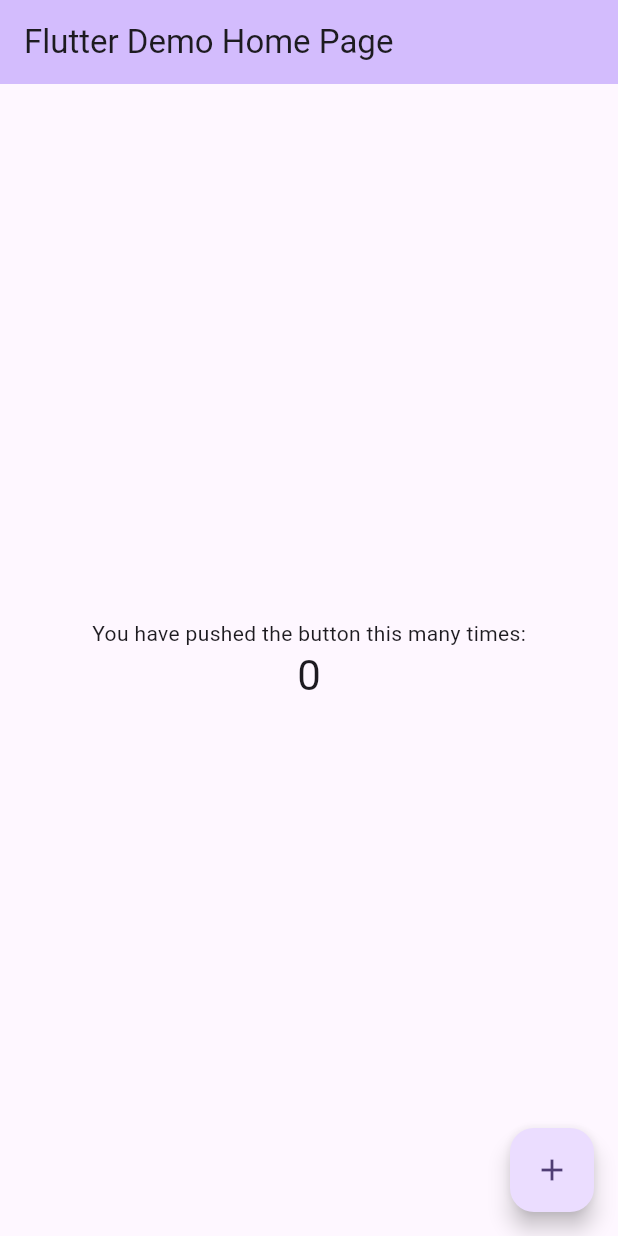
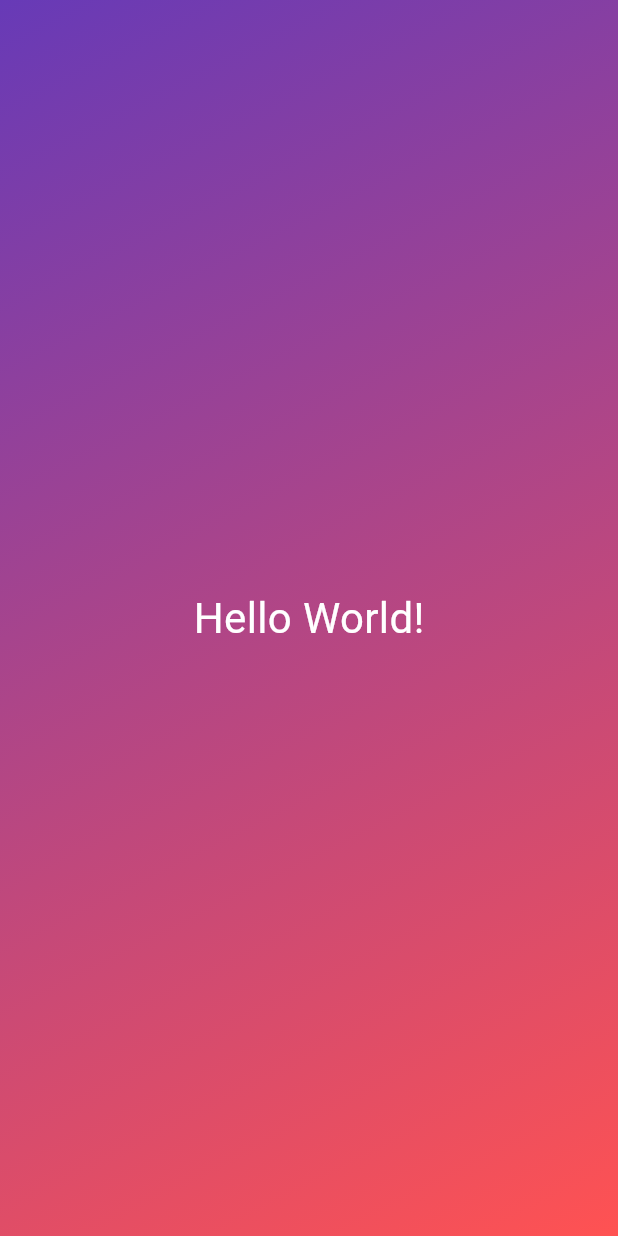
Before and after one commit to prechak/flutter_first_app, a Flutter app: the screen it shows after launch, on a phone screen of 412 x 824 dp. Run offline on Flutter 3.47's test engine with Material 3 defaults, Android fonts, the phone set to English and light mode, and no system bars.

Commit message:
feat: first hello world app

```diff
--- a/lib/main.dart
+++ b/lib/main.dart
@@ -1,125 +1,31 @@
 import 'package:flutter/material.dart';
 
 void main() {
-  runApp(const MyApp());
-}
-
-class MyApp extends StatelessWidget {
-  const MyApp({super.key});
-
-  // This widget is the root of your application.
-  @override
-  Widget build(BuildContext context) {
-    return MaterialApp(
-      title: 'Flutter Demo',
-      theme: ThemeData(
-        // This is the theme of your application.
-        //
-        // TRY THIS: Try running your application with "flutter run". You'll see
-        // the application has a purple toolbar. Then, without quitting the app,
-        // try changing the seedColor in the colorScheme below to Colors.green
-        // and then invoke "hot reload" (save your changes or press the "hot
-        // reload" button in a Flutter-supported IDE, or press "r" if you used
-        // the command line to start the app).
-        //
-        // Notice that the counter didn't reset back to zero; the application
-        // state is not lost during the reload. To reset the state, use hot
-        // restart instead.
-        //
-        // This works for code too, not just values: Most code changes can be
-        // tested with just a hot reload.
-        colorScheme: ColorScheme.fromSeed(seedColor: Colors.deepPurple),
-        useMaterial3: true,
-      ),
-      home: const MyHomePage(title: 'Flutter Demo Home Page'),
-    );
-  }
-}
-
-class MyHomePage extends StatefulWidget {
-  const MyHomePage({super.key, required this.title});
-
-  // This widget is the home page of your application. It is stateful, meaning
-  // that it has a State object (defined below) that contains fields that affect
-  // how it looks.
-
-  // This class is the configuration for the state. It holds the values (in this
-  // case the title) provided by the parent (in this case the App widget) and
-  // used by the build method of the State. Fields in a Widget subclass are
-  // always marked "final".
-
-  final String title;
-
-  @override
-  State<MyHomePage> createState() => _MyHomePageState();
-}
-
-class _MyHomePageState extends State<MyHomePage> {
-  int _counter = 0;
-
-  void _incrementCounter() {
-    setState(() {
-      // This call to setState tells the Flutter framework that something has
-      // changed in this State, which causes it to rerun the build method below
-      // so that the display can reflect the updated values. If we changed
-      // _counter without calling setState(), then the build method would not be
-      // called again, and so nothing would appear to happen.
-      _counter++;
-    });
-  }
-
-  @override
-  Widget build(BuildContext context) {
-    // This method is rerun every time setState is called, for instance as done
-    // by the _incrementCounter method above.
-    //
-    // The Flutter framework has been optimized to make rerunning build methods
-    // fast, so that you can just rebuild anything that needs updating rather
-    // than having to individually change instances of widgets.
-    return Scaffold(
-      appBar: AppBar(
-        // TRY THIS: Try changing the color here to a specific color (to
-        // Colors.amber, perhaps?) and trigger a hot reload to see the AppBar
-        // change color while the other colors stay the same.
-        backgroundColor: Theme.of(context).colorScheme.inversePrimary,
-        // Here we take the value from the MyHomePage object that was created by
-        // the App.build method, and use it to set our appbar title.
-        title: Text(widget.title),
-      ),
-      body: Center(
-        // Center is a layout widget. It takes a single child and positions it
-        // in the middle of the parent.
-        child: Column(
-          // Column is also a layout widget. It takes a list of children and
-          // arranges them vertically. By default, it sizes itself to fit its
-          // children horizontally, and tries to be as tall as its parent.
-          //
-          // Column has various properties to control how it sizes itself and
-          // how it positions its children. Here we use mainAxisAlignment to
-          // center the children vertically; the main axis here is the vertical
-          // axis because Columns are vertical (the cross axis would be
-          // horizontal).
-          //
-          // TRY THIS: Invoke "debug painting" (choose the "Toggle Debug Paint"
-          // action in the IDE, or press "p" in the console), to see the
-          // wireframe for each widget.
-          mainAxisAlignment: MainAxisAlignment.center,
-          children: <Widget>[
-            const Text(
-              'You have pushed the button this many times:',
+  runApp(
+    MaterialApp(
+      home: Scaffold(
+        body: Container(
+          decoration: const BoxDecoration(
+            gradient: LinearGradient(
+              colors: [
+                Colors.deepPurple,
+                Colors.redAccent,
+              ],
+              begin: Alignment.topLeft,
+              end: Alignment.bottomRight,
             ),
-            Text(
-              '$_counter',
-              style: Theme.of(context).textTheme.headlineMedium,
+          ),
+          child: const Center(
+            child: Text(
+              'Hello World!',
+              style: TextStyle(
+                color: Colors.white,
+                fontSize: 28,
+              ),
             ),
-          ],
+          ),
         ),
       ),
-      floatingActionButton: FloatingActionButton(
-        onPressed: _incrementCounter,
-        tooltip: 'Increment',
-        child: const Icon(Icons.add),
-      ), // This trailing comma makes auto-formatting nicer for build methods.
-    );
-  }
+    ),
+  );
 }
```
